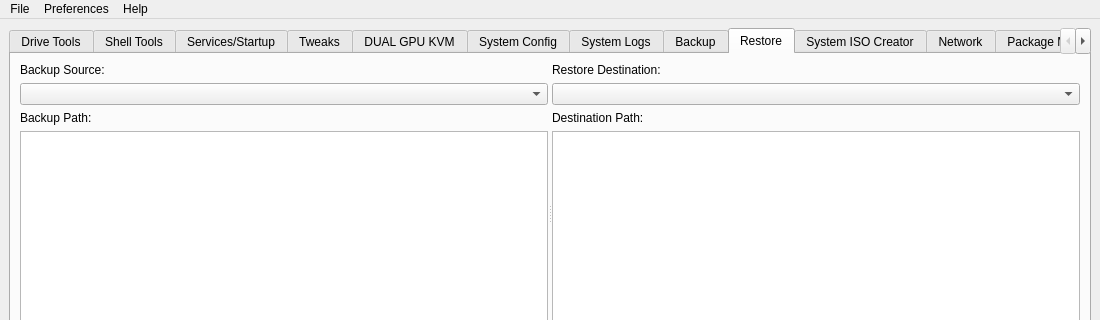
Old version of the form mainwindow.ui in the repository XetalEngine/CachyOsTools; both pictures show x 0 to 1100 and y 0 to 320 of the 1100 by 767 pixel window.
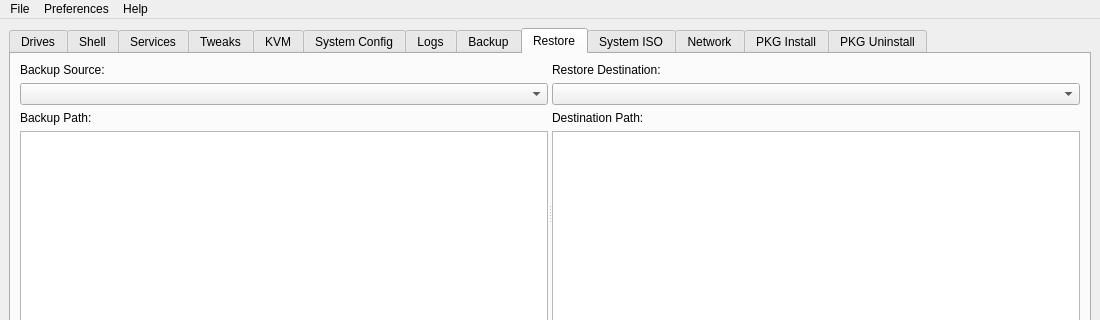
New version of the form.

Commit message: Short Tab Names

Diff of the .ui file:
```diff
--- a/mainwindow.ui
+++ b/mainwindow.ui
@@ -22,7 +22,7 @@
       </property>
       <widget class="QWidget" name="driveToolsTab">
        <attribute name="title">
-        <string>Drive Tools</string>
+        <string>Drives</string>
        </attribute>
        <layout class="QVBoxLayout" name="verticalLayout_2">
         <property name="spacing">
@@ -332,7 +332,7 @@
       </widget>
       <widget class="QWidget" name="shellToolsTab">
        <attribute name="title">
-        <string>Shell Tools</string>
+        <string>Shell</string>
        </attribute>
        <layout class="QVBoxLayout" name="verticalLayout_shell">
         <item>
@@ -397,7 +397,7 @@
       </widget>
       <widget class="QWidget" name="servicesTab">
        <attribute name="title">
-        <string>Services/Startup</string>
+        <string>Services</string>
        </attribute>
        <layout class="QVBoxLayout" name="verticalLayout_services">
         <item>
@@ -2131,7 +2131,7 @@
      
       <widget class="QWidget" name="kvmTab">
        <attribute name="title">
-        <string>DUAL GPU KVM</string>
+        <string>KVM</string>
        </attribute>
        <layout class="QVBoxLayout" name="verticalLayout_kvm">
         <item>
@@ -2453,7 +2453,7 @@
       </widget>
       <widget class="QWidget" name="logsTab">
        <attribute name="title">
-        <string>System Logs</string>
+        <string>Logs</string>
        </attribute>
        <layout class="QVBoxLayout" name="verticalLayout_logs">
         <item>
@@ -2803,7 +2803,7 @@
       </widget>
       <widget class="QWidget" name="isoCreatorTab">
        <attribute name="title">
-        <string>System ISO Creator</string>
+        <string>System ISO</string>
        </attribute>
        <layout class="QVBoxLayout" name="verticalLayout_iso">
         <item>
@@ -3888,7 +3888,7 @@
       </widget>
       <widget class="QWidget" name="packageManagerTab">
        <attribute name="title">
-        <string>Package Manager</string>
+        <string>PKG Install</string>
        </attribute>
        <layout class="QVBoxLayout" name="verticalLayout_package">
         <item>
@@ -4417,7 +4417,7 @@
       </widget>
       <widget class="QWidget" name="uninstallTab">
        <attribute name="title">
-        <string>Uninstall</string>
+        <string>PKG Uninstall</string>
        </attribute>
        <layout class="QVBoxLayout" name="verticalLayout_uninstall">
         <item>
```
The commit also changes 1 other file.
